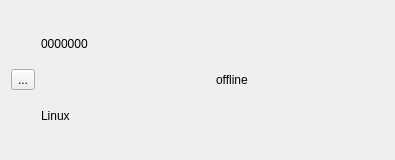
Qt form chat/frienditem.ui (bitlinux/qtchat) before a commit.
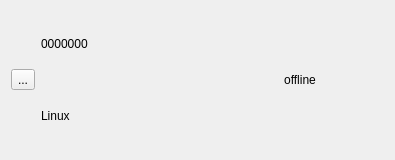
The same form after that commit.

The edit to the form file:
```diff
--- a/chat/frienditem.ui
+++ b/chat/frienditem.ui
@@ -52,6 +52,9 @@
        <property name="text">
         <string>offline</string>
        </property>
+       <property name="alignment">
+        <set>Qt::AlignCenter</set>
+       </property>
       </widget>
      </item>
     </layout>
```
